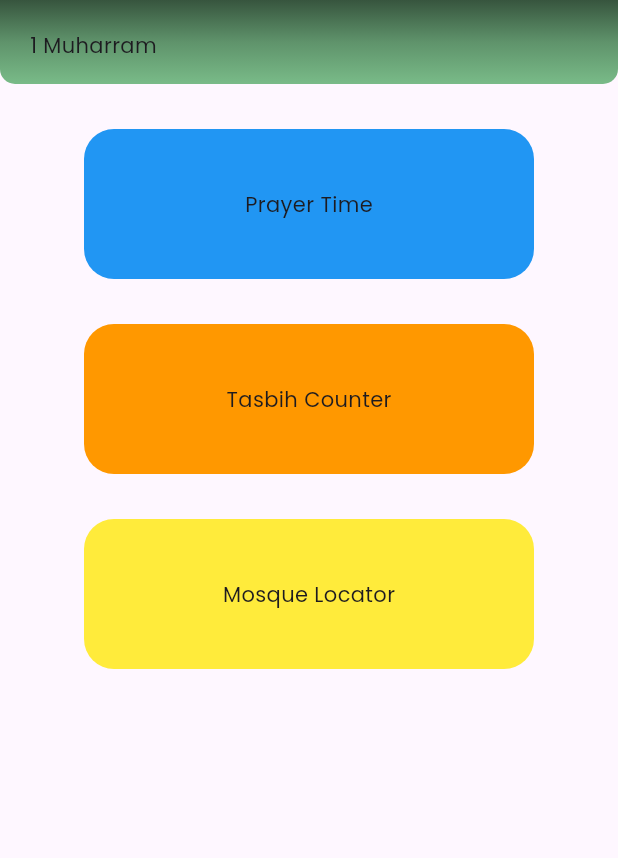
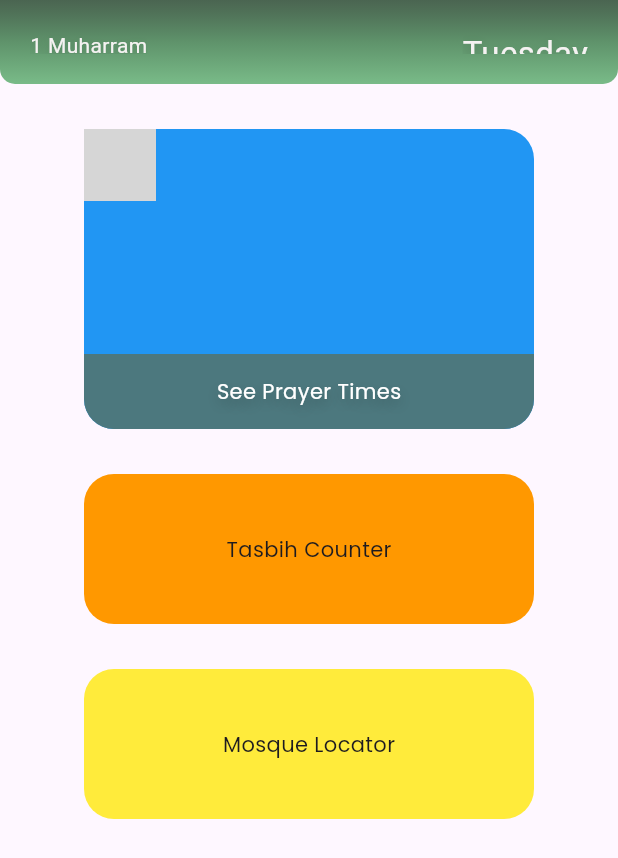
Before and after one commit to muazzzznabil/Muslim-Guider_flutter, a Flutter app: the screen it shows after launch, on a phone screen of 412 x 824 dp. Shown: the top 858 px of the screen. Run offline on Flutter 3.47's test engine with Material 3 defaults, Android fonts, the phone set to English and light mode, and no system bars; statements that could not run were skipped; grey boxes are pictures that could not be loaded.

Commit message:
complete appBar? HomePage.dart

```diff
--- a/lib/pages/HomePage.dart
+++ b/lib/pages/HomePage.dart
@@ -40,14 +40,60 @@ class _HomePageState extends State<HomePage> {
         Navigator.pushNamed(context, '/prayerTime');
       },
       child: Container(
-        height: 100,
+        height: 200,
         width: 300,
         decoration: BoxDecoration(
           color: Colors.blue,
           borderRadius: BorderRadius.circular(20)
         ),
-        child: const Center(
-          child: Text('Prayer Time'),
+        child: Column(
+          mainAxisAlignment: MainAxisAlignment.spaceBetween,
+          children: [
+            Row(
+              children: [
+                Column(
+                  children: [
+                    Container(
+                      child: Column(
+                        children: [
+                          Text.rich(
+
+                          )
+                        ],
+                      ),
+                    )
+                  ],
+                ),
+                Column(
+
+                )
+              ],
+
+            ),
+            Container(
+              width: double.infinity,
+              height: 50,
+              child: Center(
+                child: Text(
+                  'See Prayer Times',
+                  style: TextStyle(
+                    color: Colors.white,
+                      shadows: [
+                        Shadow(
+                            color: Colors.black.withOpacity(0.25),
+                            blurRadius: 10,
+                            offset: Offset(0,4)
+                        )
+                      ]
+                  ),
+                ),
+              ),
+              decoration: BoxDecoration(
+                color: Color(0xff4c787e),
+                borderRadius: BorderRadius.only(bottomRight: Radius.circular(20),bottomLeft: Radius.circular(20))
+              ),
+            )
+          ],
         ),
       ),
     );
@@ -94,9 +140,73 @@ class _HomePageState extends State<HomePage> {
   AppBar appBar() { //KIV
     return AppBar(
       flexibleSpace: Container(
-        child: Padding(
-          padding: const EdgeInsets.all(20.0),
-          child: Text('1 Muharram\n1435H'),
+        child: Row(
+          mainAxisAlignment: MainAxisAlignment.spaceBetween,
+          children: [
+            Padding(
+              padding: const EdgeInsets.all(20.0),
+              // child: Text('1 Muharram\n1435H'),
+              child: Text.rich(
+                TextSpan(
+                  text: '1 Muharram\n',
+                  style: TextStyle(
+                    color: Color(0xfff5f2f2),
+                    shadows: [
+                      Shadow(
+                        color: Colors.black.withOpacity(0.25),
+                        blurRadius: 10,
+                        offset: Offset(0,4)
+                      )
+                    ]
+                  ),
+                  children: <InlineSpan>[
+                    TextSpan(
+                      text: '1453',
+                      style: TextStyle(
+                        fontSize: 22,
+                        fontWeight: FontWeight.w500,
+                          shadows: [
+                      Shadow(
+                      color: Colors.black.withOpacity(0.25),
+                        blurRadius: 10,
+                        offset: Offset(0,4)
+                    )
+                  ]
+                      )
+                    ),
+                    TextSpan(text: 'H')
+                  ]
+                )
+              ),
+            ),
+            Padding(
+              padding: const EdgeInsets.all(20.0),
+              child: Text.rich(
+                  TextSpan(
+                    text: 'Tuesday\n',
+                    style: TextStyle(
+                      fontSize: 22,
+                        color: Color(0xfff5f2f2),
+                        shadows: [
+                    Shadow(
+                    color: Colors.black.withOpacity(0.25),
+                      blurRadius: 10,
+                      offset: Offset(0,4)
+                  )
+                  ]
+                    ),
+                    children: <InlineSpan>[
+                      TextSpan(
+                        text: '24 October 2024',
+                        style: TextStyle(
+                          fontSize: 10
+                        )
+                      )
+                    ]
+                  )
+              ),
+            )
+          ],
         ),
         height: 250,
         decoration: BoxDecoration(
@@ -104,7 +214,7 @@ class _HomePageState extends State<HomePage> {
             begin: Alignment.topCenter,
             end: Alignment.bottomCenter,
             colors: [
-              Color(0xff37553E),
+              Color(0xff37553E).withOpacity(0.9),
               Color(0xff5f936B),
               Color(0xff79BB88)
             ],
```
